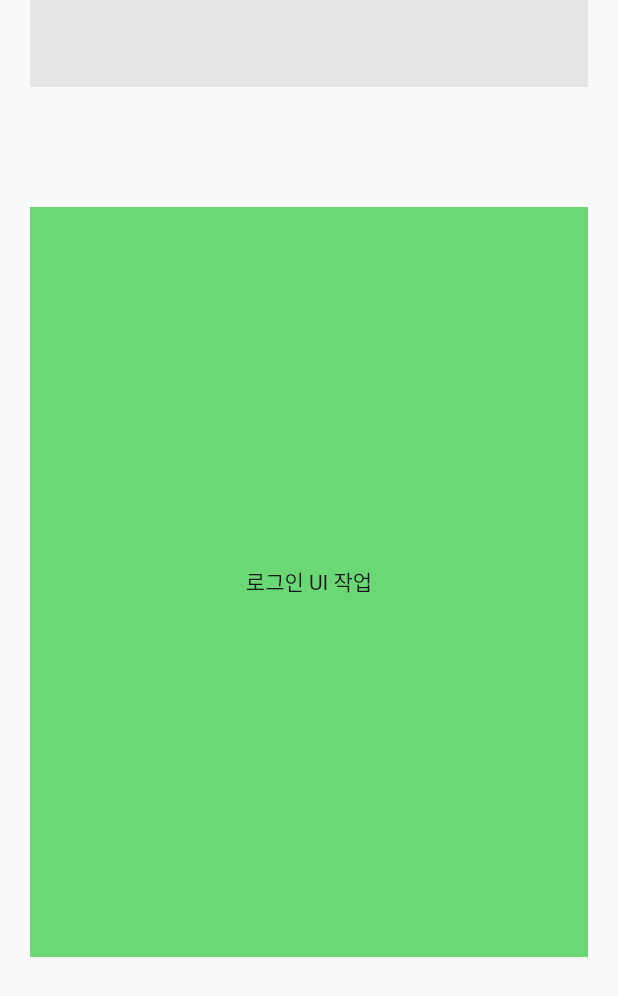
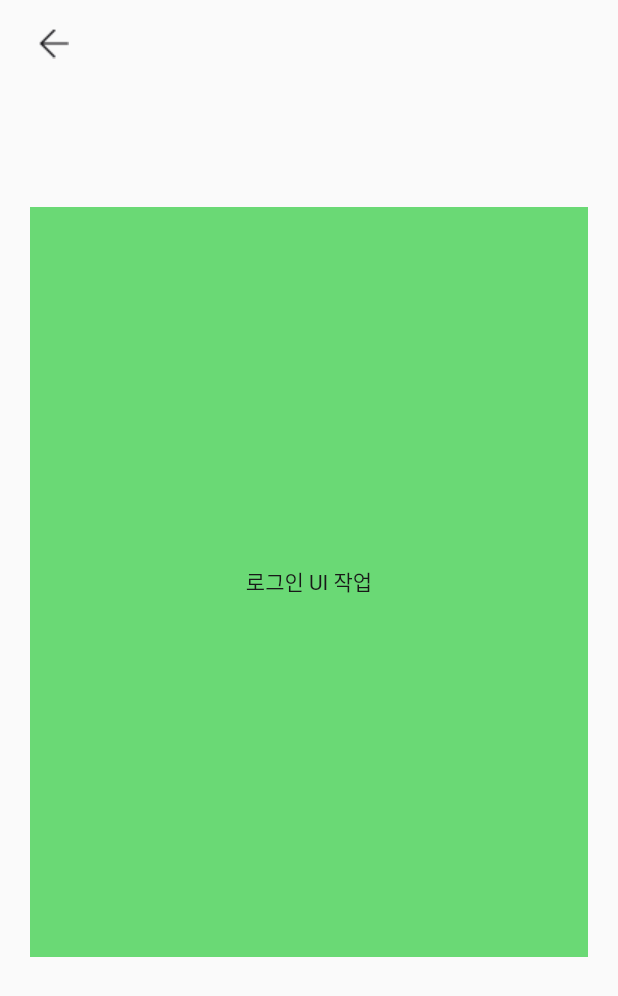
Before and after one commit to mutyne/frontend, a Flutter app: the screen it shows after launch, on a phone screen of 412 x 824 dp. Shown: the top 996 px of the screen. Run offline on Flutter 3.47's test engine with Material 2 defaults, Android fonts, the phone set to English and light mode, and no system bars.

Commit message:
feat: top area widget 추가

```diff
--- a/lib/common/widgets/top_area.dart
+++ b/lib/common/widgets/top_area.dart
@@ -1,17 +1,28 @@
 import 'package:flutter/material.dart';
 import 'package:mutyne/constants/sizes.dart';
-import 'package:mutyne/constants/colors.dart';
 
 class TopArea extends StatelessWidget {
   const TopArea({super.key});
 
+  void _onNavigateBack(BuildContext context) {}
+
   @override
   Widget build(BuildContext context) {
-    return Container(
+    return SizedBox(
       height: Sizes.size58,
-      color: BaseColors.black[2],
-      child: Row(
-        children: const [],
+      child: Padding(
+        padding: const EdgeInsets.symmetric(
+          horizontal: Sizes.size6,
+        ),
+        child: Row(
+          mainAxisAlignment: MainAxisAlignment.spaceBetween,
+          children: [
+            GestureDetector(
+              onTap: () => _onNavigateBack(context),
+              child: Image.asset('assets/arrow_back.png'),
+            ),
+          ],
+        ),
       ),
     );
   }
```
Also changed, not shown: assets/close.png (added).
